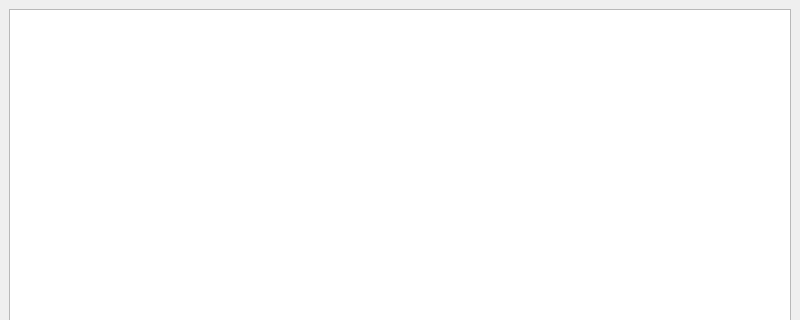
Qt form src/ex_modelview/mainwindow.ui (dsba-z/week18cpp2021-modelview) before a commit; both pictures show x 0 to 800 and y 0 to 320 of the 800 by 600 pixel window.
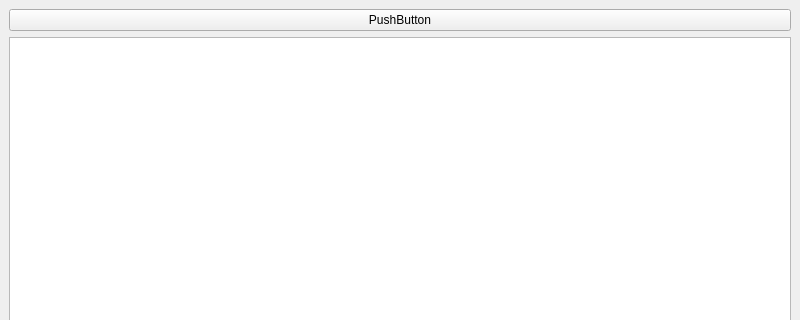
The same form after that commit.

What changed in the file:
```diff
--- a/src/ex_modelview/mainwindow.ui
+++ b/src/ex_modelview/mainwindow.ui
@@ -15,9 +15,16 @@
   </property>
   <widget class="QWidget" name="centralwidget">
    <layout class="QGridLayout" name="gridLayout">
-    <item row="0" column="0">
+    <item row="1" column="0">
      <widget class="QTableView" name="tableView"/>
     </item>
+    <item row="0" column="0">
+     <widget class="QPushButton" name="pushButton">
+      <property name="text">
+       <string>PushButton</string>
+      </property>
+     </widget>
+    </item>
    </layout>
   </widget>
   <widget class="QMenuBar" name="menubar">
```
